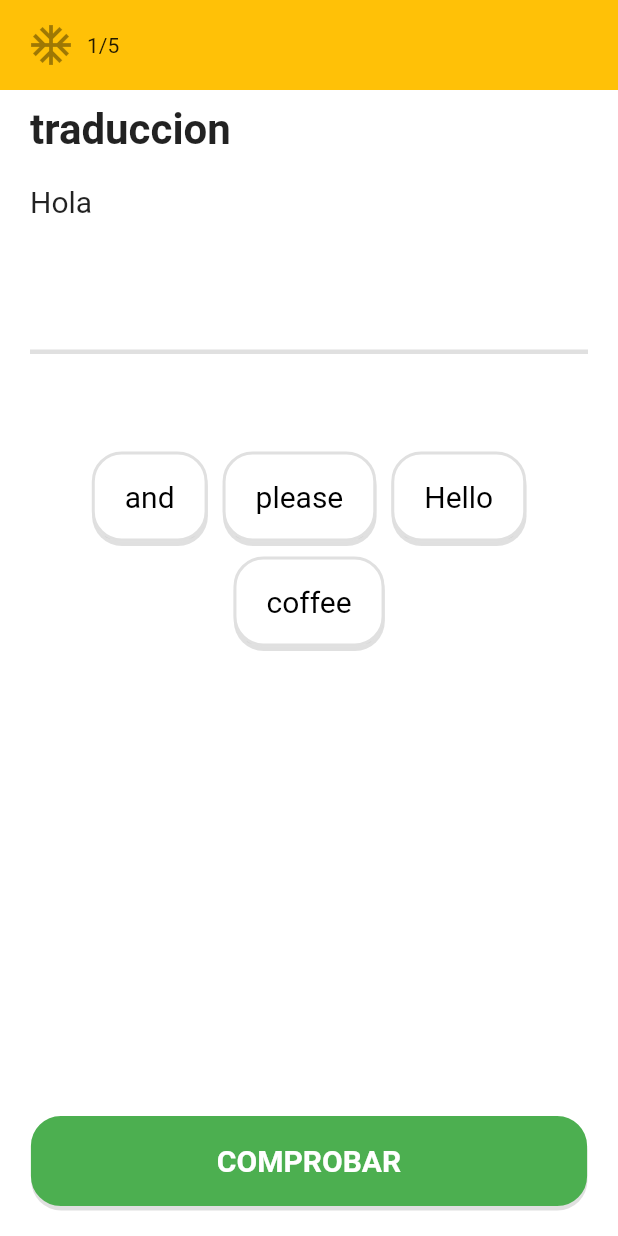
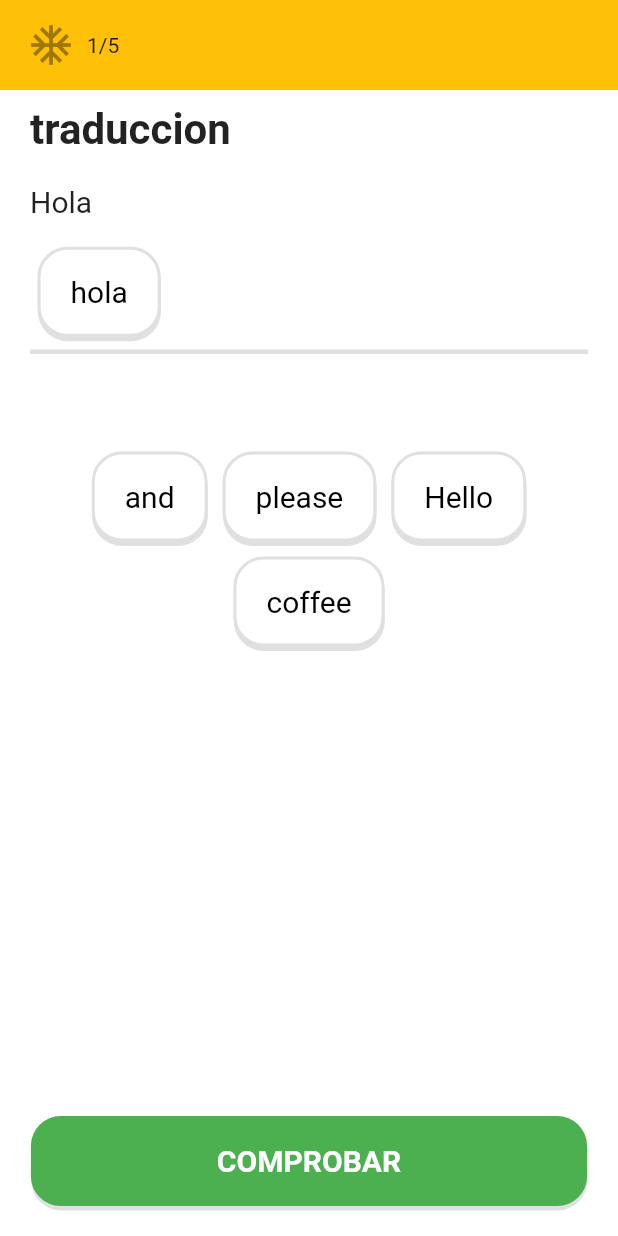
Before and after one commit to PACOdergod/duo2, a Flutter app: the screen it shows after launch, on a phone screen of 412 x 824 dp. Run offline on Flutter 3.47's test engine with Material 2 defaults, Android fonts, the phone set to English and light mode, and no system bars; our stand-ins replace get.

Commit message:
commit antes de implementar manejo del estado

```diff
--- a/lib/src/pages/lesson_page.dart
+++ b/lib/src/pages/lesson_page.dart
@@ -11,6 +11,7 @@ class LessonPage extends StatefulWidget {
 }
 
 class _LessonPageState extends State<LessonPage> {
+
   @override
   Widget build(BuildContext context) {
 
@@ -18,8 +19,9 @@ class _LessonPageState extends State<LessonPage> {
     int currentIndexQuiz = 0;
     var currentQuiz = lesson.quizes[currentIndexQuiz];
 
+    List<Widget> respsUser = [_option("hola")];
+
     return Scaffold(
-
       body: Container(
         width: MediaQuery.of(context).size.width,
         color: Colors.white,
@@ -85,6 +87,10 @@ class _LessonPageState extends State<LessonPage> {
                   bottom: BorderSide(color: Colors.black12, width: 3)
                 )
               ),
+
+              child: Row(
+                children: respsUser
+              ),
             ),
 
             SizedBox(height: 60),
@@ -96,7 +102,15 @@ class _LessonPageState extends State<LessonPage> {
               child: Wrap(
                 alignment: WrapAlignment.center,
 
-                children: currentQuiz.opciones.map((e) => _option(e)).toList()
+                children: currentQuiz.opciones.map((e){
+                  return GestureDetector(
+                    child: _option(e),
+                    onTap: (){
+                      //TODO: agregar esta opcion a la linea
+                      // remover esta opcion de aqui
+                    }
+                  );
+                }).toList()
               )
             ),
 
```
